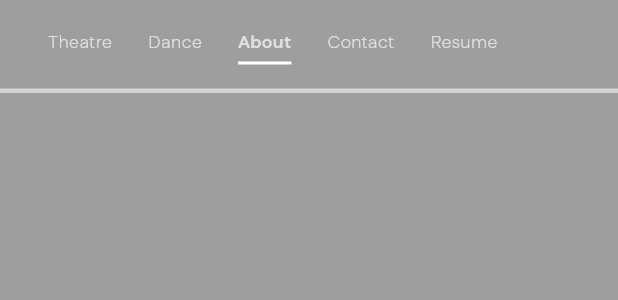
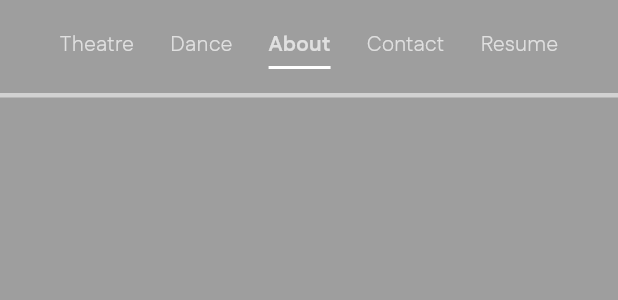
Before and after one commit to ChenYi0725/yi_chen_lu_portfolio, a Flutter app: the HeaderBar widget shown alone on an empty page, opened directly, on a phone screen of 412 x 824 dp. Shown: the top 300 px of the screen. Run offline on Flutter 3.47's test engine with Material 3 defaults, Android fonts, the phone set to English and light mode, and no system bars; our stand-ins replace csv, go_router, google_fonts; network calls fail.

Commit message:
adjust header ver2

```diff
--- a/lib/component/header_bar.dart
+++ b/lib/component/header_bar.dart
@@ -45,7 +45,7 @@ class HeaderBar extends StatelessWidget implements PreferredSizeWidget {
               child: Row(
                 mainAxisAlignment: !isMobile
                     ? MainAxisAlignment.spaceBetween
-                    : MainAxisAlignment.start,
+                    : MainAxisAlignment.center,
                 children: [
                   // 左側名稱
                   !isMobile
@@ -97,17 +97,12 @@ class HeaderBar extends StatelessWidget implements PreferredSizeWidget {
                             item['label']!,
                             overflow: TextOverflow.ellipsis,
                             softWrap: false,
-                            style: !isMobile
-                                ? headerBarTextStyle.copyWith(
-                                    fontWeight: isSelected
-                                        ? FontWeight.bold
-                                        : FontWeight.normal,
-                                  )
-                                : mobileHeaderBarTextStyle.copyWith(
-                                    fontWeight: isSelected
-                                        ? FontWeight.bold
-                                        : FontWeight.normal,
-                                  ),
+                            style: headerBarTextStyle.copyWith(
+                              fontWeight: isSelected
+                                  ? FontWeight.bold
+                                  : FontWeight.normal,
+                              fontSize: !isMobile ? 16 : 14,
+                            ),
                           ),
                         ),
                       );
--- a/lib/constant.dart
+++ b/lib/constant.dart
@@ -66,7 +66,7 @@ TextStyle headerBarTextStyle = TextStyle(
 TextStyle mobileHeaderBarTextStyle = TextStyle(
   fontFamily: 'Fustat',
   color: Colors.grey[300],
-  fontSize: 12,
+  fontSize: 14,
 );
 TextStyle headerBarNameStyle = GoogleFonts.reemKufi(
   color: Colors.white,
```
Also changed, not shown: 3 other files.
